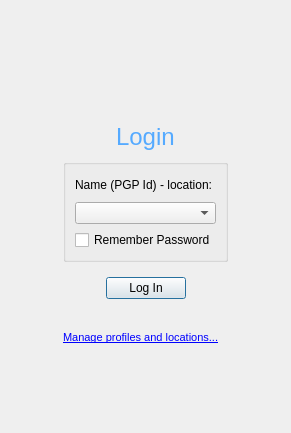
Before: the Qt Designer form retroshare-gui/src/gui/StartDialog.ui in RetroShare/RetroShare, drawn with Qt 5.
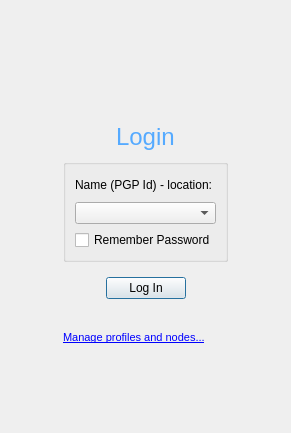
After: the same form once the commit is applied. Icons and pictures are not drawn. Custom widgets are drawn as their Qt base class.

Commit message: Renamed "location" to "node" in gui (Patch from Henry)

```diff
--- a/retroshare-gui/src/gui/StartDialog.ui
+++ b/retroshare-gui/src/gui/StartDialog.ui
@@ -286,7 +286,7 @@
 &lt;html&gt;&lt;head&gt;&lt;meta name=&quot;qrichtext&quot; content=&quot;1&quot; /&gt;&lt;style type=&quot;text/css&quot;&gt;
 p, li { white-space: pre-wrap; }
 &lt;/style&gt;&lt;/head&gt;&lt;body style=&quot; font-family:'Sans'; font-size:10pt; font-weight:400; font-style:normal;&quot;&gt;
-&lt;p style=&quot; margin-top:0px; margin-bottom:0px; margin-left:0px; margin-right:0px; -qt-block-indent:0; text-indent:0px;&quot;&gt;&lt;a href=&quot;Create new Profile...&quot;&gt;&lt;span style=&quot; font-family:'MS Shell Dlg 2'; font-size:8pt; text-decoration: underline; color:#0000ff;&quot;&gt;Manage profiles and locations...&lt;/span&gt;&lt;/a&gt;&lt;/p&gt;&lt;/body&gt;&lt;/html&gt;</string>
+&lt;p style=&quot; margin-top:0px; margin-bottom:0px; margin-left:0px; margin-right:0px; -qt-block-indent:0; text-indent:0px;&quot;&gt;&lt;a href=&quot;Create new Profile...&quot;&gt;&lt;span style=&quot; font-family:'MS Shell Dlg 2'; font-size:8pt; text-decoration: underline; color:#0000ff;&quot;&gt;Manage profiles and nodes...&lt;/span&gt;&lt;/a&gt;&lt;/p&gt;&lt;/body&gt;&lt;/html&gt;</string>
        </property>
       </widget>
      </item>
```
The commit also changes 18 other files.
